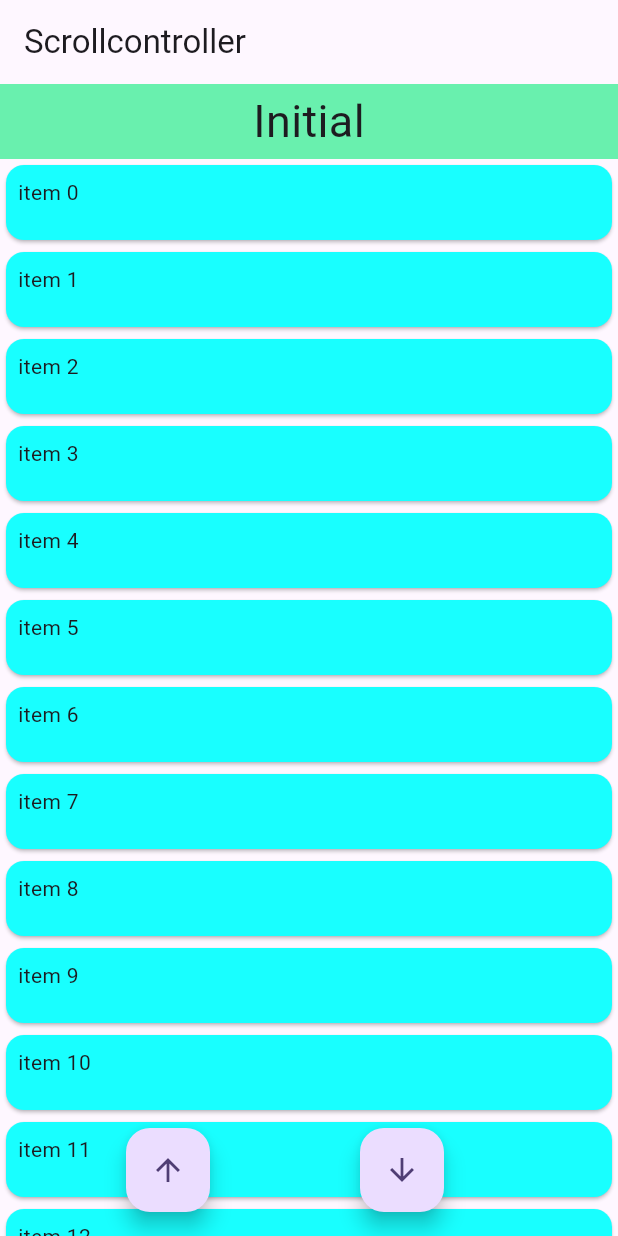
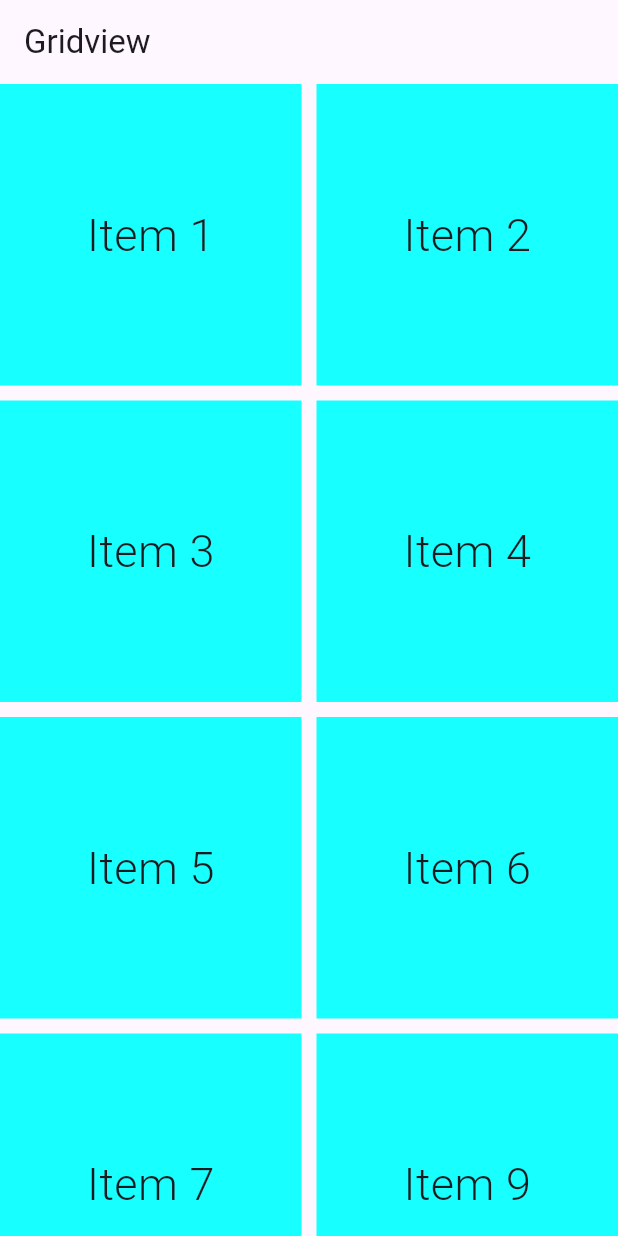
Before and after one commit to skyyygal/flutter-widgets, a Flutter app: the screen it shows after launch, on a phone screen of 412 x 824 dp. Run offline on Flutter 3.47's test engine with Material 3 defaults, Android fonts, the light colour scheme and no system bars.

Commit message:
Understanding Grid view

```diff
--- /dev/null
+++ b/lib/gridview/grid_view.dart
@@ -0,0 +1,49 @@
+import 'package:flutter/material.dart';
+
+class GridviewScreen extends StatelessWidget {
+  const GridviewScreen({super.key});
+
+  //When you have fixed amount of data
+
+  @override
+  Widget build(BuildContext context) {
+    return Scaffold(
+      appBar: AppBar(title: Text("Gridview")),
+      body: GridView(
+        // addAutomaticKeepAlives: false,
+        // addRepaintBoundaries: true,
+        gridDelegate: SliverGridDelegateWithFixedCrossAxisCount(
+          crossAxisCount: 2,
+          mainAxisSpacing: 10,
+          crossAxisSpacing: 10,
+          childAspectRatio: 1, //W/H = ?
+          // mainAxisExtent: 100,
+        ),
+        children: [
+          _buildGridElement(1),
+          _buildGridElement(2),
+          _buildGridElement(3),
+          _buildGridElement(4),
+          _buildGridElement(5),
+          _buildGridElement(6),
+          _buildGridElement(7),
+          _buildGridElement(9),
+          _buildGridElement(10),
+          _buildGridElement(11),
+          _buildGridElement(12),
+        ],
+      ),
+    );
+  }
+}
+
+Widget _buildGridElement(int index) {
+  return Container(
+    color: Colors.cyanAccent,
+    alignment: Alignment.center,
+    child: Text(
+      "Item $index",
+      style: TextStyle(fontSize: 30, fontWeight: FontWeight.w300),
+    ),
+  );
+}
--- a/lib/main.dart
+++ b/lib/main.dart
@@ -1,5 +1,5 @@
 import 'package:flutter/material.dart';
-import 'package:understanding_widgets/scroll%20controller/scroll_controller2.dart';
+import 'package:understanding_widgets/gridview/grid_view.dart';
 
 void main() {
   runApp(const MyApp());
@@ -11,11 +11,12 @@ class MyApp extends StatelessWidget {
   @override
   Widget build(BuildContext context) {
     return MaterialApp(
+      debugShowCheckedModeBanner: false,
       title: 'Flutter Demo',
       theme: ThemeData(
         colorScheme: ColorScheme.fromSeed(seedColor: Colors.deepPurple),
       ),
-      home: ScrollControllerScreen2(),
+      home: GridviewScreen(),
     );
   }
 }
```
